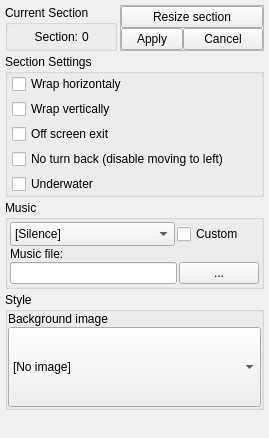
Before: the Qt Designer form Editor/main_window/dock/lvl_sctc_props.ui in WohlSoft/Moondust-Project, drawn with Qt 5.
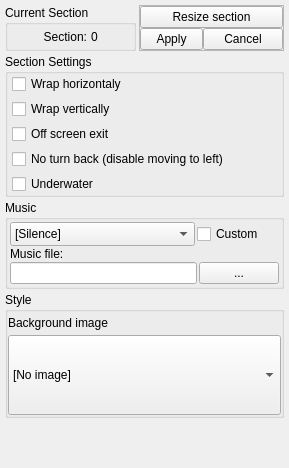
After: the same form once the commit is applied. Icons and pictures are not drawn.

Commit message: Editor: little clean-up of Level Section Properties toolbox And, added the draft for "Edit custom background2 config file"

```diff
--- a/Editor/main_window/dock/lvl_sctc_props.ui
+++ b/Editor/main_window/dock/lvl_sctc_props.ui
@@ -6,8 +6,8 @@
    <rect>
     <x>0</x>
     <y>0</y>
-    <width>264</width>
-    <height>438</height>
+    <width>289</width>
+    <height>468</height>
    </rect>
   </property>
   <property name="focusPolicy">
@@ -238,7 +238,7 @@
       <property name="flat">
        <bool>false</bool>
       </property>
-      <layout class="QGridLayout" name="gridLayout">
+      <layout class="QGridLayout" name="gridLayout" columnstretch="100,0">
        <property name="leftMargin">
         <number>0</number>
        </property>
@@ -264,7 +264,24 @@
          </property>
         </widget>
        </item>
-       <item row="1" column="0">
+       <item row="0" column="1">
+        <widget class="QPushButton" name="editBackground2Ini">
+         <property name="toolTip">
+          <string>Edit a custom background config...</string>
+         </property>
+         <property name="text">
+          <string/>
+         </property>
+         <property name="icon">
+          <iconset resource="../../_resources/editor.qrc">
+           <normaloff>:/images/pencil_16x16.png</normaloff>:/images/pencil_16x16.png</iconset>
+         </property>
+         <property name="flat">
+          <bool>true</bool>
+         </property>
+        </widget>
+       </item>
+       <item row="1" column="0" colspan="2">
         <widget class="QComboBox" name="LVLPropsBackImage">
          <property name="minimumSize">
           <size>
```
The commit also changes 2 other files.
